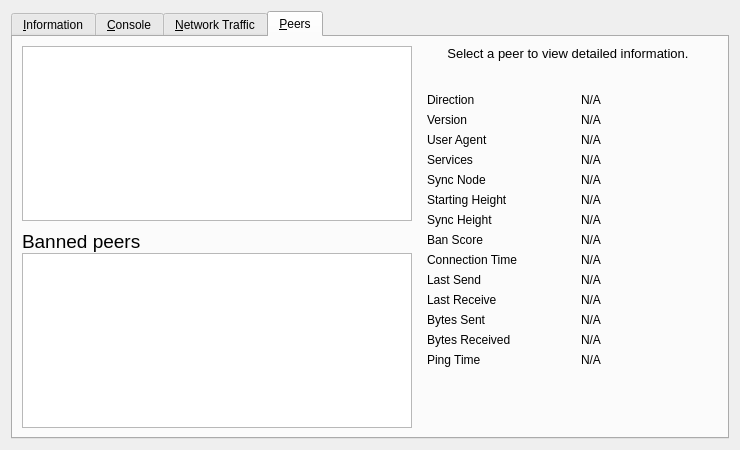
The window that src/qt/forms/rpcconsole.ui (reddcoin-project/reddcoin-3.10) describes before a commit, drawn with Qt 5.
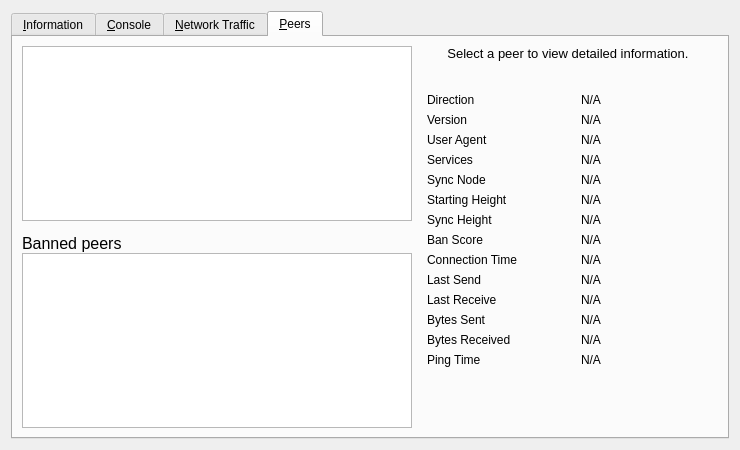
The same window after the commit. The open tabs and pages were chosen to show the change. Icons and pictures are not drawn. Custom widgets are drawn as their Qt base class.

Commit message:
[Qt] banlist, UI optimizing and better signal handling

# Conflicts:
#	src/qt/rpcconsole.cpp

Patch:
```diff
--- a/src/qt/forms/rpcconsole.ui
+++ b/src/qt/forms/rpcconsole.ui
@@ -726,7 +726,7 @@
            </property>
            <property name="font">
             <font>
-             <pointsize>14</pointsize>
+             <pointsize>12</pointsize>
             </font>
            </property>
            <property name="cursor">
```
Left out of the diff: 6 changed lines with no effect on the pictures. The commit also changes 5 other files.
